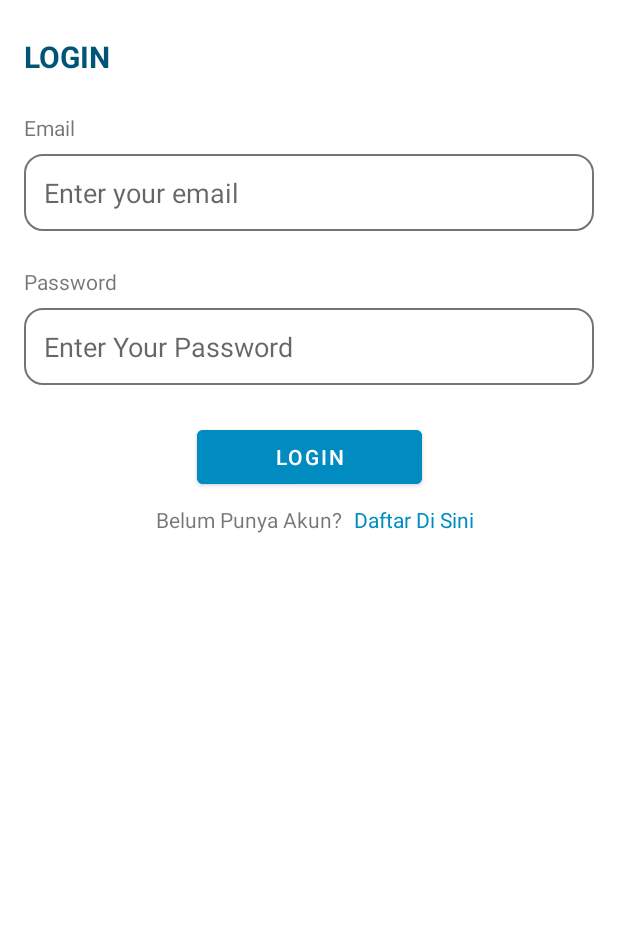
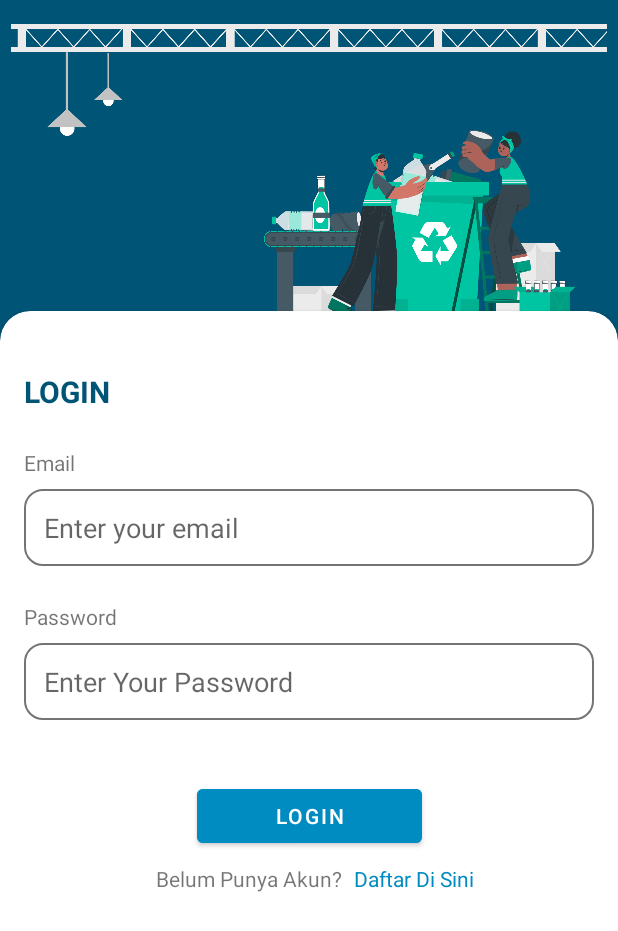
Before and after one commit to agnesaudya/medsafecycle-app, an Android app: the LoginActivity screen opened directly, with no data from a screen before it, on a phone screen of 412 x 824 dp. Shown: the top 931 px of the screen. Run offline under Robolectric (Android 15) with nearby library versions, the phone set to English and light mode, and no system bars.

Commit message:
login : refurbished login page

```diff
--- a/app/src/main/res/layout/activity_login.xml
+++ b/app/src/main/res/layout/activity_login.xml
@@ -4,8 +4,30 @@
     xmlns:tools="http://schemas.android.com/tools"
     android:layout_width="match_parent"
     android:layout_height="match_parent"
+    android:background="@color/darkest_blue"
   >
 
+    <ImageView
+        android:id="@+id/imageView4"
+        android:layout_width="match_parent"
+        android:layout_height="200dp"
+        android:layout_marginTop="16dp"
+        android:src="@drawable/background_login"
+        app:layout_constraintEnd_toEndOf="parent"
+        app:layout_constraintStart_toStartOf="parent"
+        app:layout_constraintTop_toTopOf="parent" />
+
+    <androidx.cardview.widget.CardView
+        android:layout_width="match_parent"
+        android:layout_height="650dp"
+        android:layout_marginTop="24dp"
+        app:cardCornerRadius="20dp"
+        app:layout_constraintBottom_toBottomOf="parent"
+        app:layout_constraintTop_toBottomOf="@+id/imageView4">
+
+        <androidx.constraintlayout.widget.ConstraintLayout
+            android:layout_width="match_parent"
+            android:layout_height="wrap_content">
 
             <com.example.medsafecycle.custom.EmailEditText
                 android:id="@+id/my_email_text"
@@ -42,6 +64,7 @@
                 android:id="@+id/button"
                 android:layout_width="150dp"
                 android:layout_height="wrap_content"
+                android:layout_marginTop="16dp"
                 android:backgroundTint="#008BC1"
                 android:text="Login"
                 android:textColorHighlight="#3C7F98"
@@ -67,7 +90,7 @@
                 android:id="@+id/textView"
                 android:layout_width="wrap_content"
                 android:layout_height="27dp"
-        android:layout_marginTop="24dp"
+                android:layout_marginTop="40dp"
                 android:layout_marginBottom="24dp"
                 android:text="LOGIN"
                 android:textColor="#005476"
@@ -82,7 +105,9 @@
                 android:layout_width="wrap_content"
                 android:layout_height="wrap_content"
                 android:layout_marginTop="8dp"
+                android:layout_marginBottom="32dp"
                 android:orientation="horizontal"
+                app:layout_constraintBottom_toBottomOf="parent"
                 app:layout_constraintEnd_toEndOf="parent"
                 app:layout_constraintStart_toStartOf="parent"
                 app:layout_constraintTop_toBottomOf="@id/button">
@@ -134,3 +159,10 @@
                 app:layout_constraintTop_toBottomOf="@+id/my_email_text" />
 
         </androidx.constraintlayout.widget.ConstraintLayout>
+
+    </androidx.cardview.widget.CardView>
+
+
+
+
+</androidx.constraintlayout.widget.ConstraintLayout>
--- a/app/src/main/res/values/colors.xml
+++ b/app/src/main/res/values/colors.xml
@@ -15,4 +15,5 @@
     <color name="lighter_green">#7CFFC0</color>
     <color name="light_blue">#29FFF2</color>
     <color name="darker_blue">#007E7E</color>
+    <color name="darkest_blue">#005476</color>
 </resources>
```
Also changed, not shown: app/src/main/res/drawable/background_login.png (added). Lines whose indentation alone changed are shown as unchanged.
